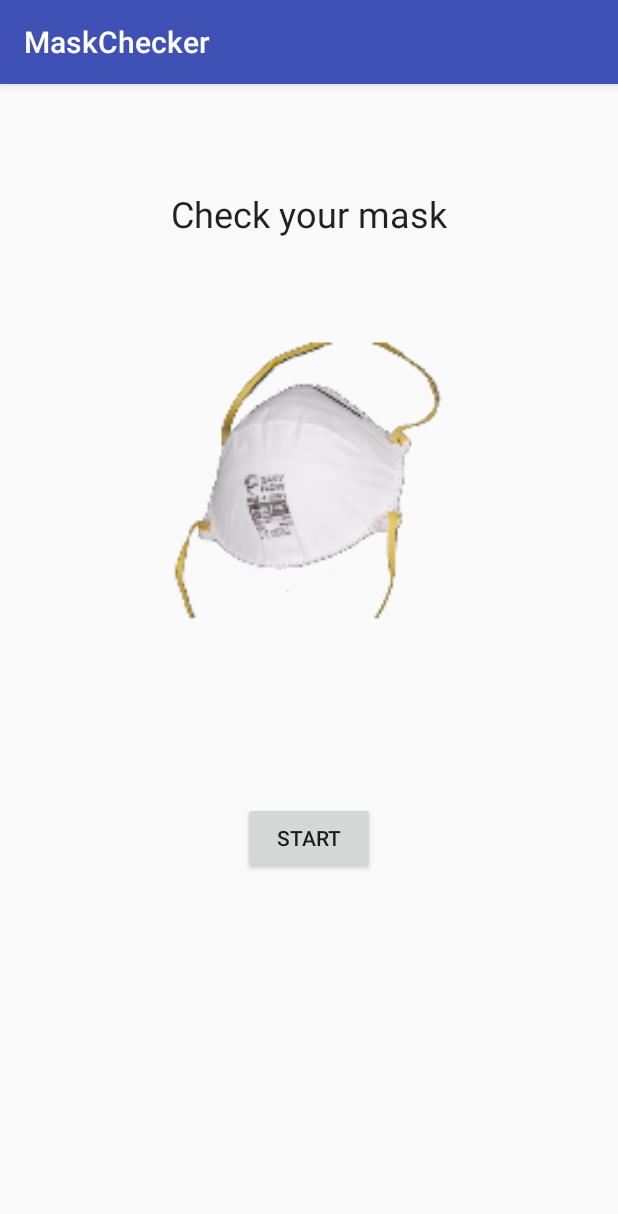
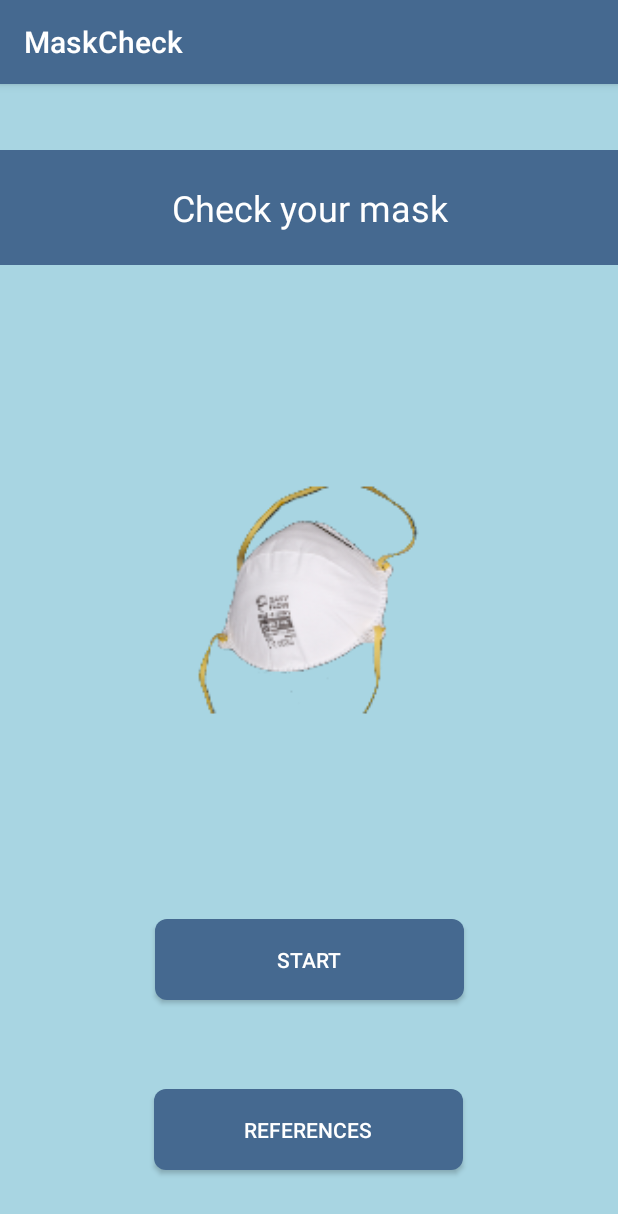
Before and after one commit to dgarcoe/MaskCheck, an Android app: the screen it shows after launch (MainActivity), on a phone screen of 412 x 824 dp. Shown: the top 1214 px of the screen. Run offline under Robolectric (Android 15) with nearby library versions, the light colour scheme and no system bars.

Commit message:
Improved design of starting view

```diff
--- /dev/null
+++ b/app/src/main/res/drawable/back.xml
@@ -0,0 +1,4 @@
+<shape xmlns:android="http://schemas.android.com/apk/res/android" android:shape="rectangle" >
+    <solid android:color="@color/colorPrimary" />
+    <stroke android:width="1dip" android:color="@color/colorPrimary"/>
+</shape>
--- /dev/null
+++ b/app/src/main/res/drawable/btn_rounded.xml
@@ -0,0 +1,5 @@
+<?xml version="1.0" encoding="utf-8"?>
+<shape xmlns:android="http://schemas.android.com/apk/res/android" android:shape="rectangle">
+    <solid android:color="@color/colorPrimary"/>
+    <corners android:radius="8dp"/>
+</shape>
--- a/app/src/main/res/drawable/mask_launcher_background.xml
+++ b/app/src/main/res/drawable/mask_launcher_background.xml
@@ -5,6 +5,6 @@
     android:viewportHeight="108"
     android:viewportWidth="108"
     xmlns:android="http://schemas.android.com/apk/res/android">
-    <path android:fillColor="#A65151"
+    <path android:fillColor="#A8D5E2"
           android:pathData="M0,0h108v108h-108z"/>
 </vector>
--- a/app/src/main/res/layout/activity_main.xml
+++ b/app/src/main/res/layout/activity_main.xml
@@ -4,45 +4,73 @@
     xmlns:tools="http://schemas.android.com/tools"
     android:layout_width="match_parent"
     android:layout_height="match_parent"
+    android:background="@color/colorBackground"
     tools:context="com.github.dgarcoe.maskchecker.MainActivity">
 
     <TextView
         android:id="@+id/textView"
-        android:layout_width="wrap_content"
-        android:layout_height="34dp"
+        android:layout_width="0dp"
+        android:layout_height="0dp"
+        app:layout_constraintWidth_percent="1"
+        app:layout_constraintHeight_percent="0.1"
+        android:layout_marginTop="44dp"
+        android:background="@drawable/back"
         android:text="@string/check_your_mask"
+        android:gravity="center"
         android:textAppearance="@style/TextAppearance.AppCompat.Headline"
-        app:layout_constraintBottom_toBottomOf="parent"
+        android:textColor="@color/colorWhite"
         app:layout_constraintLeft_toLeftOf="parent"
         app:layout_constraintRight_toRightOf="parent"
-        app:layout_constraintTop_toTopOf="parent"
-        app:layout_constraintVertical_bias="0.095" />
+        app:layout_constraintTop_toTopOf="parent" />
 
     <ImageView
         android:id="@+id/imageView3"
-        android:layout_width="250dp"
-        android:layout_height="250dp"
+        android:layout_width="0dp"
+        android:layout_height="0dp"
         android:layout_marginEnd="8dp"
         android:layout_marginStart="8dp"
-        android:layout_marginTop="36dp"
+        android:layout_marginTop="32dp"
         app:layout_constraintEnd_toEndOf="parent"
+        app:layout_constraintHeight_percent="0.5"
         app:layout_constraintStart_toStartOf="parent"
         app:layout_constraintTop_toBottomOf="@+id/textView"
+        app:layout_constraintWidth_percent="0.5"
         app:srcCompat="@mipmap/mask_foreground" />
 
     <Button
         android:id="@+id/button"
-        android:layout_width="wrap_content"
-        android:layout_height="wrap_content"
+        android:layout_width="0dp"
+        android:layout_height="0dp"
+        android:layout_marginEnd="8dp"
+        android:layout_marginStart="8dp"
+        android:layout_marginTop="20dp"
+        android:background="@drawable/btn_rounded"
+        android:text="@string/start"
+        android:textColor="@color/colorWhite"
+        app:layout_constraintEnd_toEndOf="parent"
+        app:layout_constraintHeight_percent="0.07"
+        app:layout_constraintStart_toStartOf="parent"
+        app:layout_constraintTop_toBottomOf="@+id/imageView3"
+        app:layout_constraintWidth_percent="0.5" />
+
+    <Button
+        android:id="@+id/button3"
+        android:layout_width="0dp"
+        android:layout_height="0dp"
         android:layout_marginBottom="8dp"
         android:layout_marginEnd="8dp"
         android:layout_marginStart="8dp"
-        android:layout_marginTop="52dp"
-        android:text="@string/start"
+        android:layout_marginTop="8dp"
+        android:background="@drawable/btn_rounded"
+        android:text="@string/references"
+        android:textColor="@color/colorWhite"
         app:layout_constraintBottom_toBottomOf="parent"
         app:layout_constraintEnd_toEndOf="parent"
+        app:layout_constraintHeight_percent="0.07"
+        app:layout_constraintHorizontal_bias="0.497"
         app:layout_constraintStart_toStartOf="parent"
-        app:layout_constraintTop_toBottomOf="@+id/imageView3"
-        app:layout_constraintVertical_bias="0.135" />
+        app:layout_constraintTop_toBottomOf="@+id/button"
+        app:layout_constraintVertical_bias="0.586"
+        app:layout_constraintWidth_percent="0.5" />
 
 </android.support.constraint.ConstraintLayout>
--- a/app/src/main/res/values/colors.xml
+++ b/app/src/main/res/values/colors.xml
@@ -1,6 +1,8 @@
 <?xml version="1.0" encoding="utf-8"?>
 <resources>
-    <color name="colorPrimary">#3F51B5</color>
+    <color name="colorPrimary">#456990</color>
+    <color name="colorBackground">#A8D5E2</color>
     <color name="colorPrimaryDark">#303F9F</color>
     <color name="colorAccent">#FF4081</color>
+    <color name="colorWhite">#FFFFFF</color>
 </resources>
--- a/app/src/main/res/values/strings.xml
+++ b/app/src/main/res/values/strings.xml
@@ -1,5 +1,6 @@
 <resources>
-    <string name="app_name">MaskChecker</string>
+    <string name="app_name">MaskCheck</string>
     <string name="check_your_mask">Check your mask</string>
     <string name="start">Start</string>
+    <string name="references">References</string>
 </resources>
```
Also changed, not shown: 1 other file.
